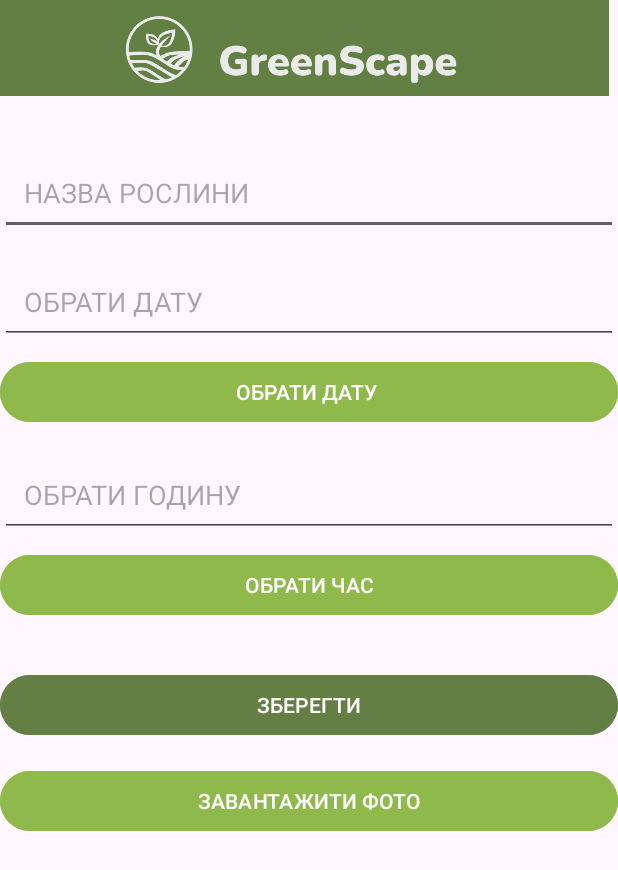
After one commit to Blising/pvstep_201, an Android app: the Calen screen opened directly, with no data from a screen before it, on a phone screen of 412 x 824 dp. The commit adds this screen. Shown: the top 870 px of the screen. Run offline under Robolectric (Android 15) with nearby library versions, the phone set to English and light mode, and no system bars.

Commit message:
Add Calendar Event

```diff
--- /dev/null
+++ b/app/src/main/res/layout/activity_calendar.xml
@@ -0,0 +1,103 @@
+<?xml version="1.0" encoding="utf-8"?>
+<RelativeLayout xmlns:android="http://schemas.android.com/apk/res/android"
+    xmlns:app="http://schemas.android.com/apk/res-auto"
+    xmlns:tools="http://schemas.android.com/tools"
+    android:layout_width="match_parent"
+    android:layout_height="match_parent"
+    tools:context=".Calen">
+
+    <EditText
+
+
+        android:id="@+id/et_plant_name"
+        android:layout_width="match_parent"
+        android:layout_height="wrap_content"
+        android:layout_marginTop="100dp"
+        android:hint="НАЗВА РОСЛИНИ"
+        android:padding="16dp" />
+
+    <EditText
+        android:id="@+id/in_date"
+        android:layout_width="match_parent"
+        android:layout_height="wrap_content"
+        android:layout_below="@id/et_plant_name"
+        android:layout_marginTop="16dp"
+        android:hint="ОБРАТИ ДАТУ"
+        android:padding="16dp" />
+
+    <Button
+        android:backgroundTint="#8FBA4B"
+        android:id="@+id/btn_date"
+        android:layout_width="match_parent"
+        android:layout_height="wrap_content"
+        android:layout_below="@id/in_date"
+        android:layout_marginTop="8dp"
+        android:text="ОБРАТИ ДАТУ "
+        android:layout_centerHorizontal="true" />
+
+    <EditText
+        android:id="@+id/in_time"
+        android:layout_width="match_parent"
+        android:layout_height="wrap_content"
+        android:layout_below="@id/btn_date"
+        android:layout_marginTop="16dp"
+        android:hint="ОБРАТИ ГОДИНУ"
+        android:padding="16dp" />
+
+    <Button
+        android:id="@+id/btn_time"
+        android:backgroundTint="#8FBA4B"
+        android:layout_width="match_parent"
+        android:layout_height="wrap_content"
+        android:layout_below="@id/in_time"
+        android:layout_marginTop="8dp"
+        android:text="ОБРАТИ ЧАС"
+        android:layout_centerHorizontal="true" />
+
+    <Button
+        android:id="@+id/btn_save"
+        android:layout_width="match_parent"
+        android:layout_height="wrap_content"
+        android:layout_below="@id/btn_time"
+        android:layout_marginTop="32dp"
+        android:backgroundTint="#637F44"
+        android:text="ЗБЕРЕГТИ"
+        android:layout_centerHorizontal="true" />
+
+    <Button
+        android:id="@+id/btn_capture"
+        android:layout_width="match_parent"
+        android:layout_height="wrap_content"
+        android:layout_below="@id/btn_save"
+        android:layout_marginTop="16dp"
+        android:backgroundTint="#8FBA4B"
+        android:text="ЗАВАНТАЖИТИ ФОТО"
+        android:layout_centerHorizontal="true" />
+
+    <ImageView
+        android:id="@+id/img_plant"
+        android:layout_width="200dp"
+        android:layout_height="200dp"
+        android:layout_below="@id/btn_capture"
+        android:layout_marginTop="32dp"
+        android:layout_centerHorizontal="true"
+        android:visibility="gone" />
+
+    <ImageView
+        android:id="@+id/imageView22"
+        android:layout_width="match_parent"
+        android:layout_height="70dp"
+        android:layout_alignParentEnd="true"
+        android:layout_marginEnd="4dp"
+       />
+
+    <ImageView
+        android:background="#637F44"
+        android:id="@+id/imageView24"
+        android:layout_width="match_parent"
+        android:layout_height="64dp"
+        android:layout_alignParentEnd="true"
+        android:layout_marginEnd="6dp"
+        app:srcCompat="@drawable/headerrrrr" />
+
+</RelativeLayout>
--- /dev/null
+++ b/app/src/main/res/values/refs.xml
@@ -0,0 +1,2 @@
+<?xml version="1.0" encoding="utf-8"?>
+<resources></resources>
```
Also changed, not shown: app/src/main/AndroidManifest.xml (+5 -3 lines), app/src/main/java/com/example/greenscape/Calen.java (added, +213 -0 lines), app/src/main/java/com/example/greenscape/CalendatActivity.java (deleted, +0 -67 lines), app/src/main/java/com/example/greenscape/MenuActivity.java (+15 -3 lines), app/src/main/java/com/example/greenscape/SecondActivity.java (added, +44 -0 lines), app/src/main/java/com/example/greenscape/adapters/MyAdapter.java (added, +43 -0 lines), app/src/main/java/com/example/greenscape/entity/PlantDatabaseHelper.java (+36 -7 lines), app/src/main/res/layout/activity_calendat.xml (deleted, +0 -53 lines), app/src/main/res/layout/activity_menu.xml (+11 -0 lines), app/src/main/res/layout/activity_second.xml (added, +40 -0 lines), app/src/main/res/layout/item_layout.xml (added, +32 -0 lines), app/src/main/res/xml/file_paths.xml (added, +9 -0 lines).
